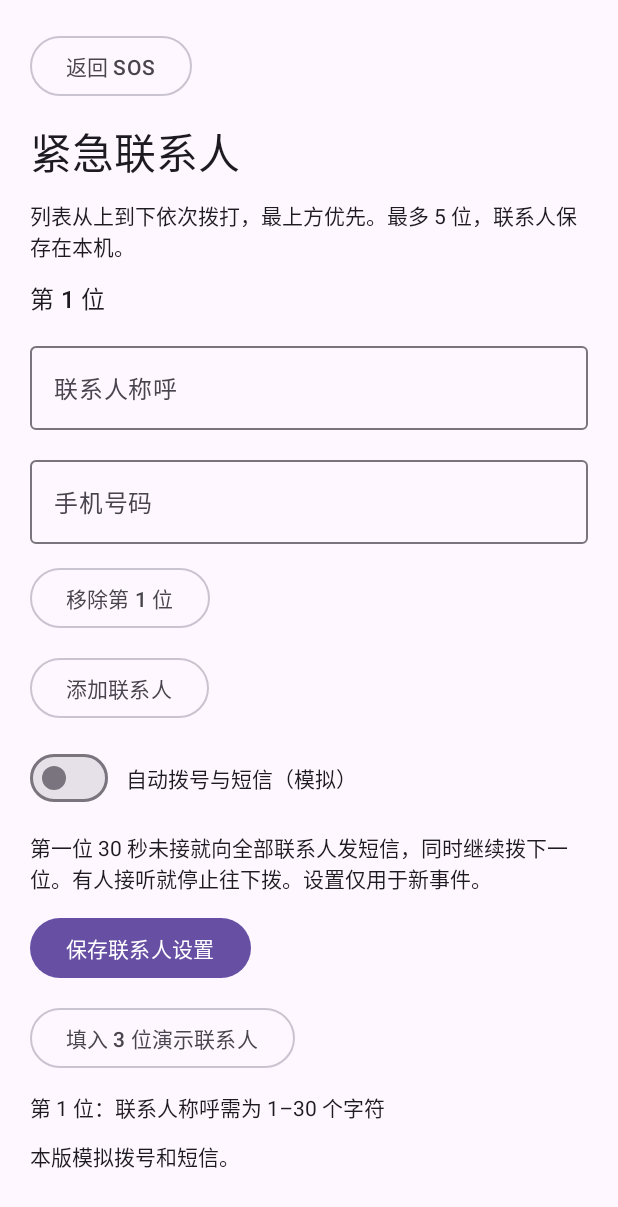
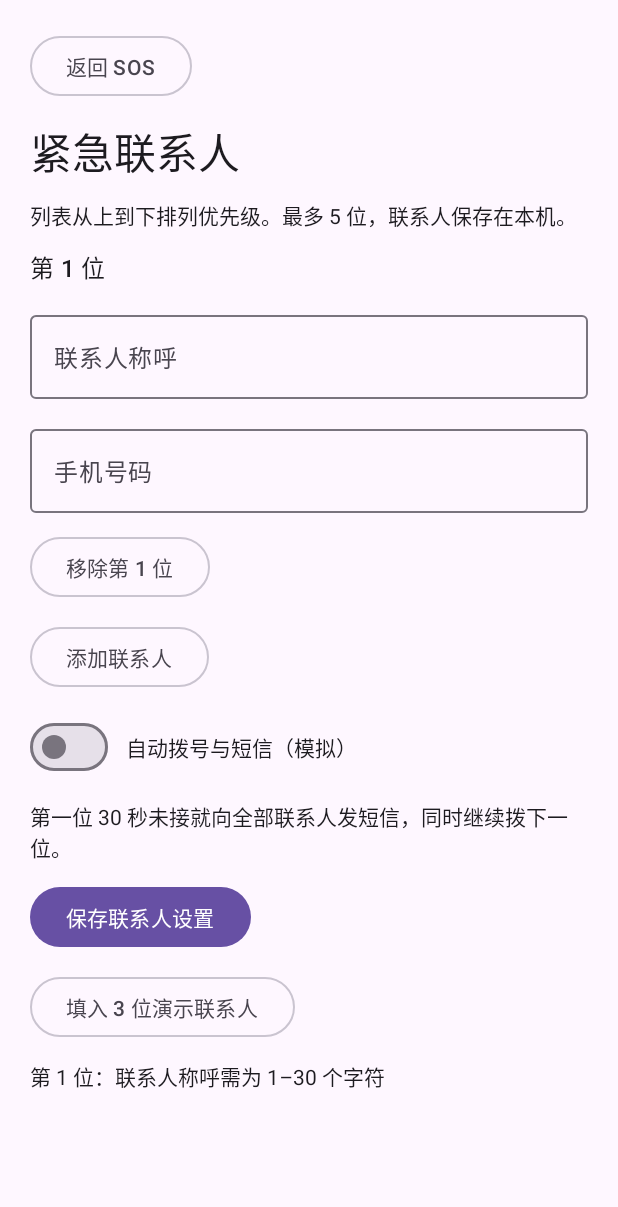
Before and after one commit to why-can-not-i-get-c-language/smart_watch, an Android app built with Jetpack Compose: the composable EmergencyContactScreen shown on its own in the app's theme, after a tap on "保存联系人设置", on a phone screen of 412 x 824 dp. Shown: the top 1207 px of the screen. Run offline under Robolectric (Android 15) with nearby library versions, the phone set to English and light mode, and no system bars.

```diff
--- a/code/android-app/app/build.gradle.kts
+++ b/code/android-app/app/build.gradle.kts
@@ -58,8 +58,8 @@ android {
         applicationId = "com.team.smartwatch.prototype"
         minSdk = 24
         targetSdk = 37
-        versionCode = 29
-        versionName = "1.8.17"
+        versionCode = 30
+        versionName = "1.8.18"
         buildConfigField("boolean", "NEARBY_PERMISSION_PREVIEW", "false")
         buildConfigField("boolean", "D3_FAULT_INJECTION", "false")
     }
--- a/code/android-app/app/src/main/java/com/team/smartwatch/EmergencyContactScreen.kt
+++ b/code/android-app/app/src/main/java/com/team/smartwatch/EmergencyContactScreen.kt
@@ -23,15 +23,21 @@ import androidx.compose.ui.text.input.KeyboardType
 import androidx.compose.ui.unit.dp
 
 @Composable
-internal fun EmergencyContactScreen(model: FallSosViewModel, onBack: () -> Unit, modifier: Modifier) {
+internal fun EmergencyContactScreen(
+    model: FallSosViewModel,
+    onBack: () -> Unit,
+    modifier: Modifier,
+    demonstration: Boolean = true,
+) {
     BackHandler(onBack = onBack)
     Column(
         modifier.fillMaxSize().verticalScroll(rememberScrollState()).padding(20.dp),
         verticalArrangement = Arrangement.spacedBy(12.dp),
     ) {
-        OutlinedButton(onClick = onBack) { Text("返回 SOS") }
+        OutlinedButton(onClick = onBack) { Text(if (demonstration) "返回 SOS" else "返回首页") }
         Text("紧急联系人", style = MaterialTheme.typography.headlineMedium)
-        Text("列表从上到下依次拨打，最上方优先。最多 ${SOS_CONTACT_LIMIT} 位，联系人保存在本机。")
+        Text("列表从上到下排列优先级。最多 ${SOS_CONTACT_LIMIT} 位，联系人保存在本机。")
+        if (!demonstration) Text("手表 SOS 事件接口待固件支持。")
         model.draftContacts.forEachIndexed { index, contact ->
             Text("第 ${index + 1} 位", style = MaterialTheme.typography.titleMedium)
             OutlinedTextField(
@@ -52,14 +58,15 @@ internal fun EmergencyContactScreen(model: FallSosViewModel, onBack: () -> Unit,
         OutlinedButton(onClick = model::addContact, enabled = model.draftContacts.size < SOS_CONTACT_LIMIT) {
             Text("添加联系人")
         }
-        Row(verticalAlignment = Alignment.CenterVertically, horizontalArrangement = Arrangement.spacedBy(12.dp)) {
-            Switch(checked = model.draftEnabled, onCheckedChange = { model.draftEnabled = it })
-            Text("自动拨号与短信（模拟）")
+        if (demonstration) {
+            Row(verticalAlignment = Alignment.CenterVertically, horizontalArrangement = Arrangement.spacedBy(12.dp)) {
+                Switch(checked = model.draftEnabled, onCheckedChange = { model.draftEnabled = it })
+                Text("自动拨号与短信（模拟）")
+            }
+            Text("第一位 30 秒未接就向全部联系人发短信，同时继续拨下一位。")
         }
-        Text("第一位 30 秒未接就向全部联系人发短信，同时继续拨下一位。有人接听就停止往下拨。设置仅用于新事件。")
-        Button(onClick = { model.saveContact() }) { Text("保存联系人设置") }
-        OutlinedButton(onClick = model::fillDemoContact) { Text("填入 3 位演示联系人") }
+        Button(onClick = { model.saveContact(demonstration) }) { Text("保存联系人设置") }
+        if (demonstration) OutlinedButton(onClick = model::fillDemoContact) { Text("填入 3 位演示联系人") }
         if (model.settingsMessage.isNotEmpty()) Text(model.settingsMessage)
-        Text("本版模拟拨号和短信。")
     }
 }
--- a/code/android-app/app/src/main/java/com/team/smartwatch/EmergencyMessaging.kt
+++ b/code/android-app/app/src/main/java/com/team/smartwatch/EmergencyMessaging.kt
@@ -10,6 +10,16 @@ internal const val SOS_CONTACT_LIMIT = 5
 
 internal data class SosContact(val name: String = "", val phone: String = "") {
     val maskedPhone: String get() = phone.takeLast(4).padStart(phone.length, '*')
+}
+
+internal val builtInDemoContacts = listOf(
+    SosContact("演示联系人甲", "00000000001"),
+    SosContact("演示联系人乙", "00000000002"),
+    SosContact("演示联系人丙", "00000000003"),
+)
+
+internal fun List<SosContact>.withoutDemoContacts() = filterNot { contact ->
+    builtInDemoContacts.any { it.phone == contact.phone.trim().removePrefix("+") }
 }
 
 internal fun List<SosContact>.encodeContacts(): JSONArray = JSONArray().apply {
--- a/code/android-app/app/src/main/java/com/team/smartwatch/FallSosViewModel.kt
+++ b/code/android-app/app/src/main/java/com/team/smartwatch/FallSosViewModel.kt
@@ -204,9 +204,13 @@ class FallSosViewModel(application: Application) : AndroidViewModel(application)
 
     private fun loadContacts(): List<SosContact> {
         val stored = preferences.getString("ordered-contacts", null)
-        if (stored != null) return runCatching { JSONArray(stored).decodeContacts() }.getOrDefault(emptyList())
-        val legacy = SosContact(preferences.getString("name", "").orEmpty(), preferences.getString("phone", "").orEmpty())
-        return listOf(legacy).filter { contactError(it.name, it.phone) == null }
+        val contacts = if (stored != null) {
+            runCatching { JSONArray(stored).decodeContacts() }.getOrDefault(emptyList())
+        } else {
+            val legacy = SosContact(preferences.getString("name", "").orEmpty(), preferences.getString("phone", "").orEmpty())
+            listOf(legacy).filter { contactError(it.name, it.phone) == null }
+        }
+        return if (BuildConfig.D3_FAULT_INJECTION) contacts else contacts.withoutDemoContacts()
     }
 
     internal fun editContact(index: Int, value: SosContact) {
@@ -227,9 +231,9 @@ class FallSosViewModel(application: Application) : AndroidViewModel(application)
         }
     }
 
-    internal fun saveContact() {
+    internal fun saveContact(demonstration: Boolean) {
         val updated = draftContacts.map { SosContact(it.name.trim(), it.phone.trim()) }
-        if (draftEnabled && updated.isEmpty()) {
+        if (demonstration && draftEnabled && updated.isEmpty()) {
             settingsMessage = "请先添加至少一位紧急联系人"
             return
         }
@@ -245,18 +249,14 @@ class FallSosViewModel(application: Application) : AndroidViewModel(application)
             return
         }
         contacts = updated
-        autoEscalationEnabled = draftEnabled
+        autoEscalationEnabled = demonstration && draftEnabled
         preferences.edit().putString("ordered-contacts", updated.encodeContacts().toString())
             .putBoolean("auto-escalation-simulation", autoEscalationEnabled).apply()
-        settingsMessage = "设置已保存，仅应用于新的求助事件"
+        settingsMessage = if (demonstration) "设置已保存，仅应用于新的求助事件" else "联系人已保存在本机"
     }
 
     internal fun fillDemoContact() {
-        draftContacts = listOf(
-            SosContact("演示联系人甲", "00000000001"),
-            SosContact("演示联系人乙", "00000000002"),
-            SosContact("演示联系人丙", "00000000003"),
-        )
+        draftContacts = builtInDemoContacts
         settingsMessage = "已填入 3 位虚构联系人，请保存"
     }
 
```
Also changed, not shown: code/android-app/app/src/main/java/com/team/smartwatch/BleIntegrationActivity.kt (+13 -4 lines), code/android-app/app/src/main/java/com/team/smartwatch/D3Watch.kt (+11 -2 lines), code/android-app/app/src/main/java/com/team/smartwatch/D3WatchPanel.kt (+6 -2 lines), code/android-app/app/src/main/java/com/team/smartwatch/HistoryExporter.kt (+20 -0 lines), code/android-app/app/src/main/java/com/team/smartwatch/LiveHomeScreen.kt (added, +61 -0 lines), code/android-app/app/src/main/java/com/team/smartwatch/LiveWatchStatusCard.kt (+72 -1 lines), code/android-app/app/src/main/java/com/team/smartwatch/MainActivity.kt (+57 -26 lines), code/android-app/app/src/main/java/com/team/smartwatch/WatchHomeScreen.kt (+3 -9 lines), 3 other files.
